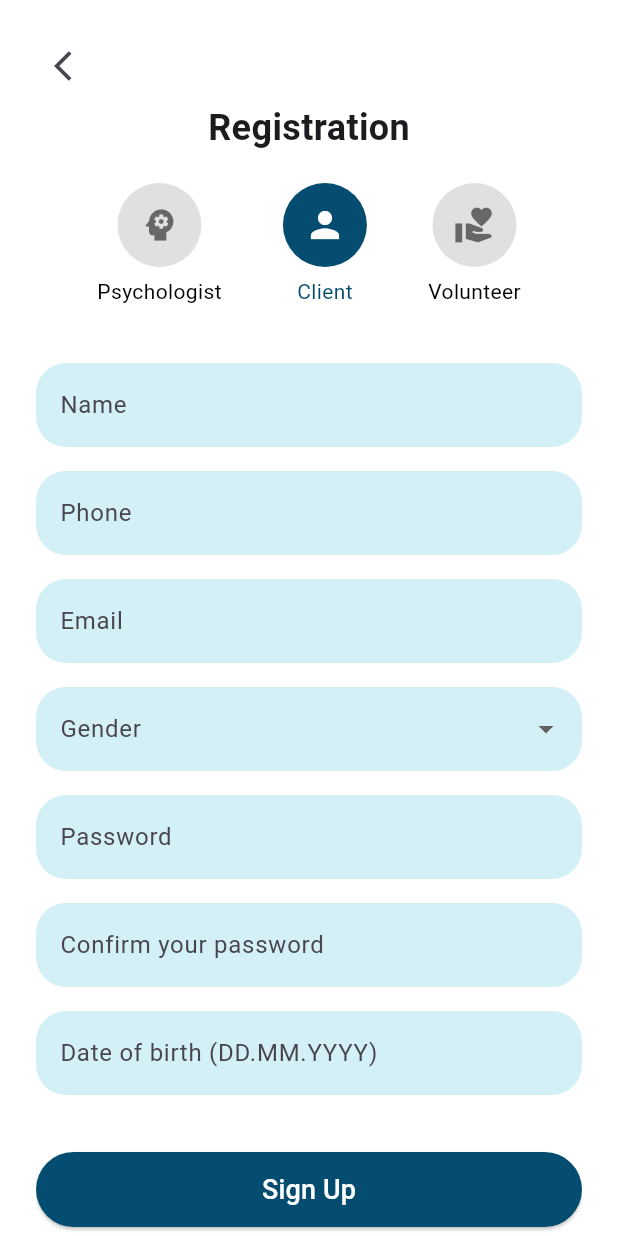
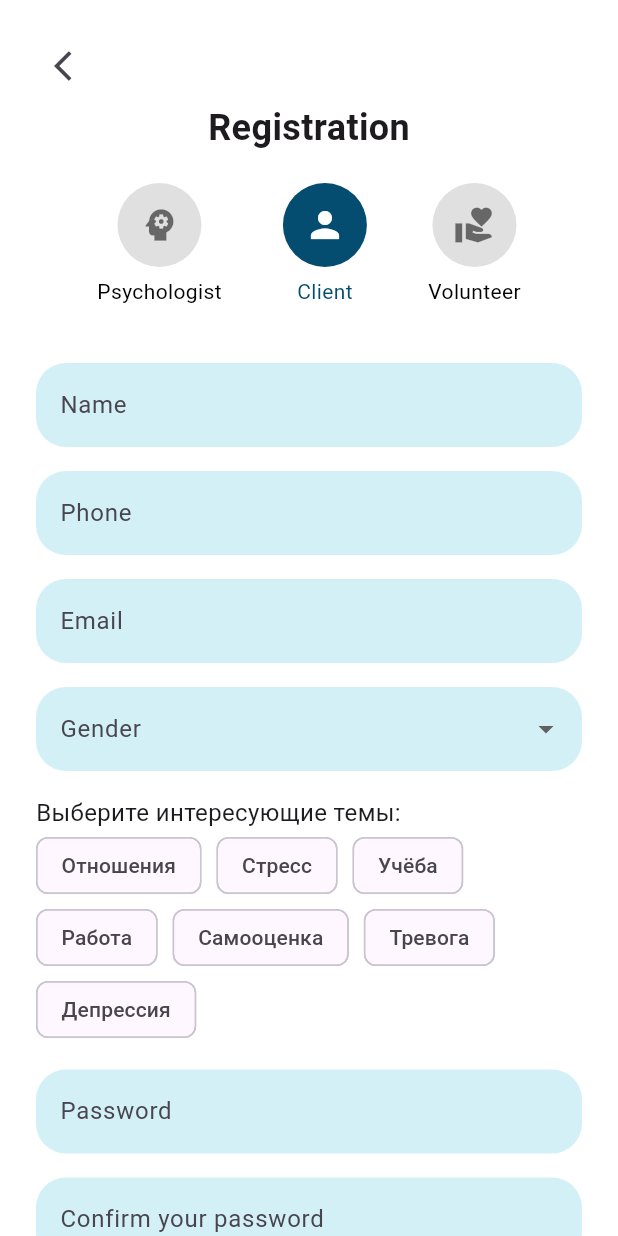
Before and after one commit to ewwaee/Mind_Care, a Flutter app: the RegistrationPage screen opened directly, on a phone screen of 412 x 824 dp. Run offline on Flutter 3.47's test engine with Material 3 defaults, Android fonts, the phone set to English and light mode, and no system bars; our stand-ins replace badges, file_picker, font_awesome_flutter, jwt_decoder, shared_preferences; missing offline and left inert: mongo_dart; accounts and stored records are empty.

Commit message:
registration

```diff
--- a/lib/pages/registration_page.dart
+++ b/lib/pages/registration_page.dart
@@ -24,6 +24,18 @@ class _RegistrationPageState extends State<RegistrationPage> {
 
   String _selectedRole = 'Client';
   String? _selectedGender;
+  List<String> _selectedTopics = [];
+
+  final List<String> _availableTopics = [
+    'Отношения',
+    'Стресс',
+    'Учёба',
+    'Работа',
+    'Самооценка',
+    'Тревога',
+    'Депрессия'
+  ];
+
   final bool _obscurePassword = true;
 
   Future<void> registerUser() async {
@@ -54,6 +66,7 @@ class _RegistrationPageState extends State<RegistrationPage> {
       'gender': _selectedGender,
       'password': _passwordController.text,
       'role': _selectedRole,
+      'topics': _selectedTopics,
     };
 
     if (_selectedRole == 'Psychologist') {
@@ -117,6 +130,37 @@ class _RegistrationPageState extends State<RegistrationPage> {
         },
       );
     }
+  }
+
+  Widget _buildTopicSelector() {
+    return Padding(
+      padding: const EdgeInsets.symmetric(vertical: 8.0),
+      child: Column(
+        crossAxisAlignment: CrossAxisAlignment.start,
+        children: [
+          const Text('Выберите интересующие темы:', style: TextStyle(fontSize: 16)),
+          Wrap(
+            spacing: 10.0,
+            children: _availableTopics.map((topic) {
+              final isSelected = _selectedTopics.contains(topic);
+              return FilterChip(
+                label: Text(topic),
+                selected: isSelected,
+                onSelected: (selected) {
+                  setState(() {
+                    if (selected) {
+                      _selectedTopics.add(topic);
+                    } else {
+                      _selectedTopics.remove(topic);
+                    }
+                  });
+                },
+              );
+            }).toList(),
+          )
+        ],
+      ),
+    );
   }
 
   Widget _buildInputField(TextEditingController controller, String label,
@@ -239,6 +283,8 @@ class _RegistrationPageState extends State<RegistrationPage> {
                   ),
                 ),
 
+                if (_selectedRole != 'Volunteer') _buildTopicSelector(),
+
                 _buildInputField(_passwordController, 'Password', isPassword: true),
                 _buildInputField(_confirmPasswordController, 'Confirm your password', isPassword: true),
 
```
